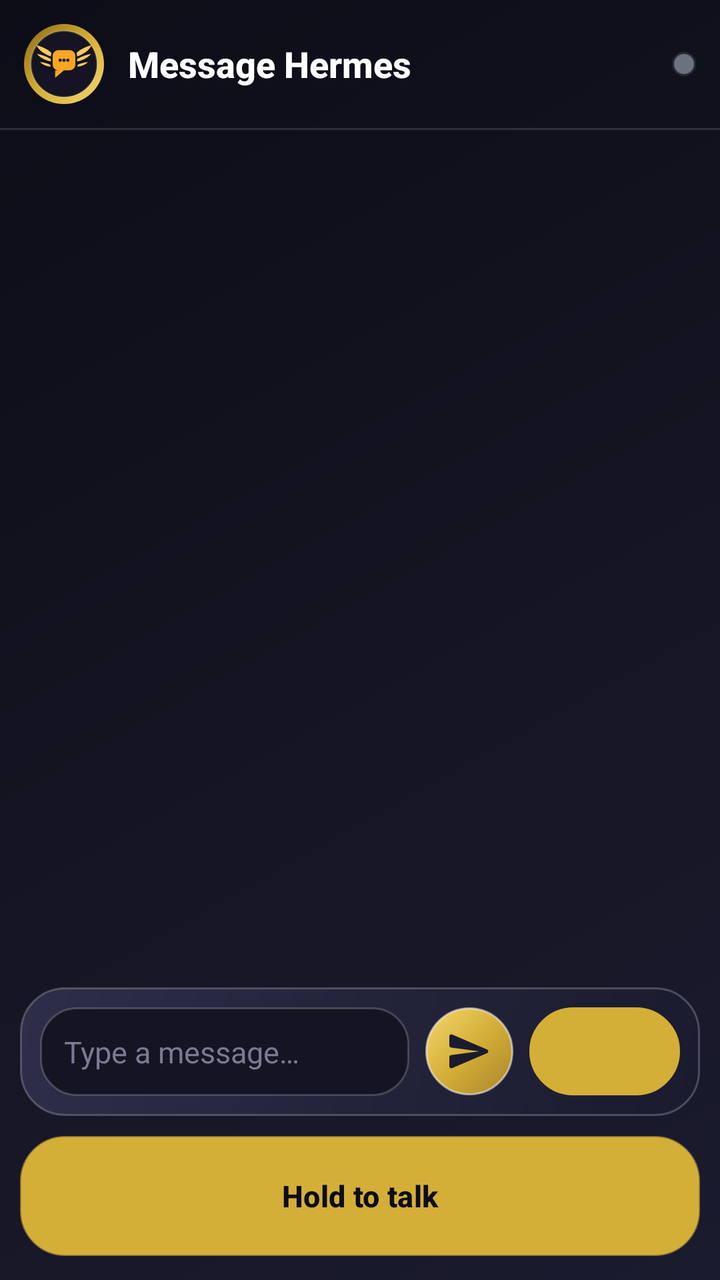
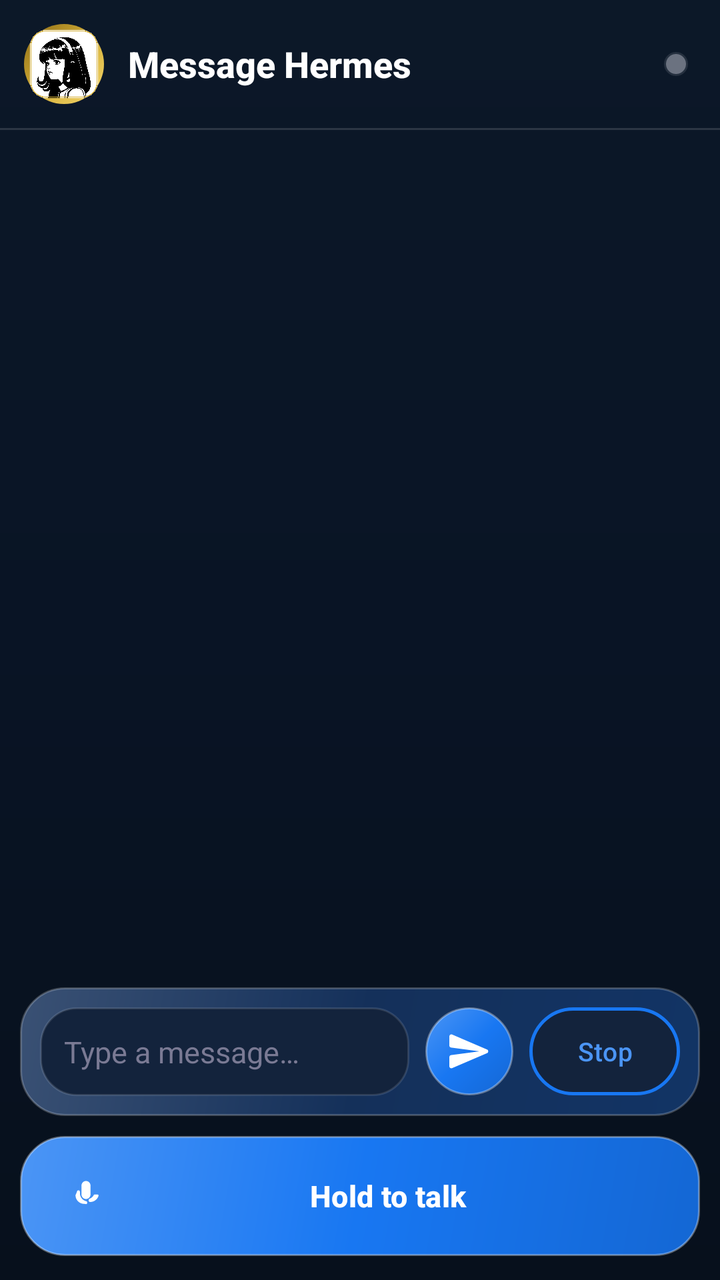

Compare the two renders of this Android layout. The source of the first and the diff that turns it into the second are given below.
<!-- AndroidManifest.xml: application theme Theme.HermesBuddy -->
<!-- res/layout/activity_chat.xml -->
<?xml version="1.0" encoding="utf-8"?>
<LinearLayout xmlns:android="http://schemas.android.com/apk/res/android"
    android:layout_width="match_parent"
    android:layout_height="match_parent"
    android:background="@drawable/bg_app"
    android:orientation="vertical">

    
    <LinearLayout
        android:layout_width="match_parent"
        android:layout_height="wrap_content"
        android:gravity="center_vertical"
        android:orientation="horizontal"
        android:padding="12dp">

        <FrameLayout
            android:layout_width="40dp"
            android:layout_height="40dp">

            <View
                android:layout_width="match_parent"
                android:layout_height="match_parent"
                android:background="@drawable/avatar_ring" />

            <ImageView
                android:layout_width="34dp"
                android:layout_height="34dp"
                android:layout_gravity="center"
                android:background="@drawable/avatar_bg"
                android:src="@drawable/ic_hermes_mark"
                android:contentDescription="Hermes" />
        </FrameLayout>

        <TextView
            style="@style/HermesTitle"
            android:layout_width="0dp"
            android:layout_height="wrap_content"
            android:layout_weight="1"
            android:layout_marginStart="12dp"
            android:text="Message Hermes"
            android:textSize="18sp" />

        <View
            android:id="@+id/chatStatusDot"
            android:layout_width="12dp"
            android:layout_height="12dp"
            android:background="@drawable/status_dot_offline" />
    </LinearLayout>

    <View
        android:layout_width="match_parent"
        android:layout_height="1dp"
        android:background="#22FFFFFF" />

    
    <androidx.recyclerview.widget.RecyclerView
        android:id="@+id/messages"
        android:layout_width="match_parent"
        android:layout_height="0dp"
        android:layout_weight="1"
        android:clipToPadding="false"
        android:padding="12dp" />

    
    <TextView
        android:id="@+id/activityBanner"
        android:layout_width="match_parent"
        android:layout_height="wrap_content"
        android:gravity="center"
        android:padding="6dp"
        android:textColor="@color/hermes_gold"
        android:textSize="13sp"
        android:textStyle="italic"
        android:visibility="gone" />

    
    <LinearLayout
        android:layout_width="match_parent"
        android:layout_height="wrap_content"
        android:background="@drawable/card_glossy"
        android:gravity="center_vertical"
        android:orientation="horizontal"
        android:padding="10dp"
        android:layout_margin="10dp">

        <EditText
            android:id="@+id/input"
            android:layout_width="0dp"
            android:layout_height="wrap_content"
            android:layout_weight="1"
            android:background="@drawable/input_glossy"
            android:hint="Type a message…"
            android:textColor="@color/hermes_text_primary"
            android:textColorHint="@color/hermes_text_muted"
            android:inputType="text"
            android:maxLines="4"
            android:padding="12dp"
            android:textSize="15sp" />

        <ImageButton
            android:id="@+id/btnSend"
            android:layout_width="44dp"
            android:layout_height="44dp"
            android:layout_marginStart="8dp"
            android:background="@drawable/btn_gold"
            android:src="@drawable/ic_send"
            android:contentDescription="Send"
            android:padding="10dp" />

        <Button
            android:id="@+id/btnStop"
            style="@style/HermesGhostButton"
            android:layout_width="wrap_content"
            android:layout_height="44dp"
            android:layout_marginStart="8dp"
            android:minWidth="64dp"
            android:text="Stop"
            android:textSize="13sp" />
    </LinearLayout>

    
    <Button
        android:id="@+id/btnTalk"
        style="@style/HermesGoldButton"
        android:layout_width="match_parent"
        android:layout_height="60dp"
        android:layout_marginStart="10dp"
        android:layout_marginEnd="10dp"
        android:layout_marginBottom="12dp"
        android:drawableStart="@drawable/ic_mic"
        android:drawablePadding="10dp"
        android:text="Hold to talk"
        android:textSize="15sp" />
</LinearLayout>
<!-- resources referenced by this layout -->
<resources>
  <color name="hermes_gold">#D4AF37</color>
  <!-- drawable bg_app (drawable) -->
  <?xml version="1.0" encoding="utf-8"?>
  <shape xmlns:android="http://schemas.android.com/apk/res/android"
      android:shape="rectangle">
      <gradient
          android:angle="135"
          android:startColor="#1B1B2F"
          android:centerColor="#141422"
          android:endColor="#0D0D18"
          android:type="linear" />
  </shape>
  <!-- drawable btn_gold (drawable) -->
  <?xml version="1.0" encoding="utf-8"?>
  <layer-list xmlns:android="http://schemas.android.com/apk/res/android">
      <item>
          <shape android:shape="rectangle">
              <corners android:radius="22dp" />
              <gradient
                  android:angle="315"
                  android:startColor="#F5D76E"
                  android:centerColor="#D4AF37"
                  android:endColor="#A8842A"
                  android:type="linear" />
              <stroke
                  android:width="1dp"
                  android:color="#88FFFFFF" />
          </shape>
      </item>
      <item
          android:left="10dp"
          android:right="10dp"
          android:top="2dp"
          android:bottom="60dp">
          <shape android:shape="rectangle">
              <corners android:radius="16dp" />
              <gradient
                  android:angle="90"
                  android:startColor="#66FFFFFF"
                  android:endColor="#00FFFFFF"
                  android:type="linear" />
          </shape>
      </item>
  </layer-list>
  <!-- drawable card_glossy (drawable) -->
  <?xml version="1.0" encoding="utf-8"?>
  <layer-list xmlns:android="http://schemas.android.com/apk/res/android">
      
      <item>
          <shape android:shape="rectangle">
              <corners android:radius="22dp" />
              <gradient
                  android:angle="315"
                  android:startColor="#2E2E4A"
                  android:centerColor="#23233A"
                  android:endColor="#1B1B2F"
                  android:type="linear" />
              <stroke
                  android:width="1dp"
                  android:color="#38FFFFFF" />
          </shape>
      </item>
      
      <item
          android:left="12dp"
          android:right="12dp"
          android:top="2dp"
          android:bottom="200dp">
          <shape android:shape="rectangle">
              <corners
                  android:topLeftRadius="18dp"
                  android:topRightRadius="18dp"
                  android:bottomLeftRadius="4dp"
                  android:bottomRightRadius="4dp" />
              <gradient
                  android:angle="90"
                  android:startColor="#38FFFFFF"
                  android:endColor="#00FFFFFF"
                  android:type="linear" />
          </shape>
      </item>
  </layer-list>
  <!-- drawable ic_hermes_mark (drawable) -->
  <?xml version="1.0" encoding="utf-8"?>
  <vector xmlns:android="http://schemas.android.com/apk/res/android"
      android:width="96dp"
      android:height="96dp"
      android:viewportWidth="108"
      android:viewportHeight="108">
      
      <path android:fillColor="#FFC95C"
          android:pathData="M75,42 C86,38 94,32 98,24 C90,26 81,30 74,36 Z" />
      <path android:fillColor="#FFC95C"
          android:pathData="M75,50 C84,48 92,44 97,38 C90,39 82,42 75,46 Z" />
      <path android:fillColor="#FFC95C"
          android:pathData="M75,58 C82,58 88,55 92,51 C87,51 81,53 76,55 Z" />
      <path android:fillColor="#FFC95C"
          android:pathData="M33,42 C22,38 14,32 10,24 C18,26 27,30 34,36 Z" />
      <path android:fillColor="#FFC95C"
          android:pathData="M33,50 C24,48 16,44 11,38 C18,39 26,42 33,46 Z" />
      <path android:fillColor="#FFC95C"
          android:pathData="M33,58 C26,58 20,55 16,51 C21,51 27,53 32,55 Z" />
      
      <path android:fillColor="#F5A623"
          android:pathData="M45,32 h18 a9,9 0 0 1 9,9 v14 a9,9 0 0 1 -9,9 H54 l-14,12 v-12 H45 a9,9 0 0 1 -9,-9 V41 a9,9 0 0 1 9,-9 z" />
      
      <path android:fillColor="#1B1B2F"
          android:pathData="M48,48 m-2.6,0 a2.6,2.6 0 1,0 5.2,0 a2.6,2.6 0 1,0 -5.2,0" />
      <path android:fillColor="#1B1B2F"
          android:pathData="M54,48 m-2.6,0 a2.6,2.6 0 1,0 5.2,0 a2.6,2.6 0 1,0 -5.2,0" />
      <path android:fillColor="#1B1B2F"
          android:pathData="M60,48 m-2.6,0 a2.6,2.6 0 1,0 5.2,0 a2.6,2.6 0 1,0 -5.2,0" />
  </vector>
  <!-- drawable ic_mic (drawable) -->
  <?xml version="1.0" encoding="utf-8"?>
  <vector xmlns:android="http://schemas.android.com/apk/res/android"
      android:width="24dp"
      android:height="24dp"
      android:viewportWidth="24"
      android:viewportHeight="24"
      android:tint="#1B1B2F">
      <path
          android:fillColor="#1B1B2F"
          android:pathData="M12,14c1.66,0 3,-1.34 3,-3L15,5c0,-1.66 -1.34,-3 -3,-3S9,3.34 9,5v6C9,12.66 10.34,14 12,14zM17.91,11c-0.49,0 -0.91,0.36 -0.98,0.84 -0.61,0.86 -1.48,1.55 -2.51,1.97 -0.41,0.16 -0.68,0.56 -0.68,1.01L13.75,15c0,0.55 0.45,1 1,1 2.62,0 4.83,-1.72 5.62,-4.09 0.14,-0.45 -0.19,-0.91 -0.66,-0.91L17.91,11zM5,11.5c0,3.14 2.53,5.69 5.66,5.75 0.42,0.01 0.83,0.06 1.23,0.14 0.48,0.1 0.93,-0.28 0.93,-0.77v-0.35c0,-0.38 -0.27,-0.71 -0.64,-0.79 -2.42,-0.55 -4.23,-2.72 -4.23,-5.31v-0.97c0,-0.55 -0.45,-1 -1,-1s-1,0.45 -1,1L5,11.5z" />
  </vector>
  <!-- drawable ic_send (drawable) -->
  <?xml version="1.0" encoding="utf-8"?>
  <vector xmlns:android="http://schemas.android.com/apk/res/android"
      android:width="24dp"
      android:height="24dp"
      android:viewportWidth="24"
      android:viewportHeight="24">
      <path
          android:fillColor="#1B1B2F"
          android:pathData="M3.4,20.4l17.45,-7.48c0.81,-0.35 0.81,-1.49 0,-1.84L3.4,3.6c-0.66,-0.29 -1.39,0.2 -1.39,0.91L2,9.12c0,0.5 0.37,0.92 0.87,0.99L17,12L2.87,13.88c-0.5,0.07 -0.87,0.49 -0.87,0.99l0.01,4.61c0,0.72 0.73,1.2 1.39,0.91z" />
  </vector>
  <!-- drawable input_glossy (drawable) -->
  <?xml version="1.0" encoding="utf-8"?>
  <shape xmlns:android="http://schemas.android.com/apk/res/android"
      android:shape="rectangle">
      <corners android:radius="18dp" />
      <solid android:color="#141422" />
      <stroke
          android:width="1dp"
          android:color="#30FFFFFF" />
  </shape>
  <style name="HermesGhostButton" parent="Widget.Material3.Button">
          <item name="android:background">@drawable/btn_ghost</item>
          <item name="android:textColor">@color/hermes_gold</item>
          <item name="android:textSize">14sp</item>
          <item name="android:minHeight">48dp</item>
      </style>
  <style name="HermesGoldButton" parent="Widget.Material3.Button">
          <item name="android:background">@drawable/btn_gold</item>
          <item name="android:textColor">@color/hermes_ink</item>
          <item name="android:textStyle">bold</item>
          <item name="android:textSize">16sp</item>
          <item name="android:minHeight">52dp</item>
      </style>
  <style name="Theme.HermesBuddy" parent="Theme.Material3.DayNight.NoActionBar">
          <item name="colorPrimary">@color/hermes_gold</item>
          <item name="colorOnPrimary">@color/hermes_ink</item>
          <item name="colorPrimaryContainer">@color/hermes_gold_deep</item>
          <item name="android:colorBackground">@color/hermes_ink</item>
          <item name="colorSurface">@color/hermes_night</item>
          <item name="colorOnSurface">@color/hermes_text_primary</item>
          <item name="android:textColorPrimary">@color/hermes_text_primary</item>
          <item name="android:textColorSecondary">@color/hermes_text_secondary</item>
          <item name="android:windowBackground">@drawable/bg_app</item>
      </style>
  <!-- drawable btn_ghost (drawable) -->
  <?xml version="1.0" encoding="utf-8"?>
  <shape xmlns:android="http://schemas.android.com/apk/res/android"
      android:shape="rectangle">
      <corners android:radius="22dp" />
      <solid android:color="#23233A" />
      <stroke
          android:width="1.5dp"
          android:color="#D4AF37" />
  </shape>
  <color name="hermes_ink">#0D0D18</color>
  <color name="hermes_gold_deep">#8B6914</color>
  <color name="hermes_night">#1B1B2F</color>
  <!-- unchanged entries left out for length: 7 -->
</resources>

<!-- the commit's change to res/layout/activity_chat.xml (unified diff, before → after) -->
@@ -1,9 +1,11 @@
 <?xml version="1.0" encoding="utf-8"?>
 <LinearLayout xmlns:android="http://schemas.android.com/apk/res/android"
+    xmlns:app="http://schemas.android.com/apk/res-auto"
     android:layout_width="match_parent"
     android:layout_height="match_parent"
     android:background="@drawable/bg_app"
-    android:orientation="vertical">
+    android:orientation="vertical"
+    android:fitsSystemWindows="true">
 
     
     <LinearLayout
@@ -27,7 +29,7 @@
                 android:layout_height="34dp"
                 android:layout_gravity="center"
                 android:background="@drawable/avatar_bg"
-                android:src="@drawable/ic_hermes_mark"
+                android:src="@drawable/hermes_avatar"
                 android:contentDescription="Hermes" />
         </FrameLayout>
 
@@ -44,6 +46,7 @@
             android:id="@+id/chatStatusDot"
             android:layout_width="12dp"
             android:layout_height="12dp"
+            android:layout_marginEnd="4dp"
             android:background="@drawable/status_dot_offline" />
     </LinearLayout>
 
@@ -53,13 +56,52 @@
         android:background="#22FFFFFF" />
 
     
-    <androidx.recyclerview.widget.RecyclerView
-        android:id="@+id/messages"
+    <FrameLayout
         android:layout_width="match_parent"
         android:layout_height="0dp"
-        android:layout_weight="1"
-        android:clipToPadding="false"
-        android:padding="12dp" />
+        android:layout_weight="1">
+
+        <androidx.recyclerview.widget.RecyclerView
+            android:id="@+id/messages"
+            android:layout_width="match_parent"
+            android:layout_height="match_parent"
+            android:clipToPadding="false"
+            android:padding="12dp" />
+
+        <LinearLayout
+            android:id="@+id/emptyView"
+            android:layout_width="wrap_content"
+            android:layout_height="wrap_content"
+            android:layout_gravity="center"
+            android:gravity="center_horizontal"
+            android:orientation="vertical"
+            android:visibility="gone">
+
+            <ImageView
+                android:layout_width="72dp"
+                android:layout_height="72dp"
+                android:src="@drawable/hermes_avatar"
+                android:alpha="0.9"
+                android:contentDescription="Hermes" />
+
+            <TextView
+                android:layout_width="wrap_content"
+                android:layout_height="wrap_content"
+                android:layout_marginTop="12dp"
+                android:text="No messages yet"
+                android:textColor="@color/hermes_text_primary"
+                android:textSize="16sp"
+                android:textStyle="bold" />
+
+            <TextView
+                android:layout_width="wrap_content"
+                android:layout_height="wrap_content"
+                android:layout_marginTop="4dp"
+                android:text="Say hi to Hermes below"
+                android:textColor="@color/hermes_text_muted"
+                android:textSize="14sp" />
+        </LinearLayout>
+    </FrameLayout>
 
     
     <TextView
@@ -68,7 +110,7 @@
         android:layout_height="wrap_content"
         android:gravity="center"
         android:padding="6dp"
-        android:textColor="@color/hermes_gold"
+        android:textColor="@color/muse_banner"
         android:textSize="13sp"
         android:textStyle="italic"
         android:visibility="gone" />
@@ -78,6 +120,8 @@
         android:layout_width="match_parent"
         android:layout_height="wrap_content"
         android:background="@drawable/card_glossy"
+        android:elevation="8dp"
+        android:outlineSpotShadowColor="@color/muse_blue_shadow"
         android:gravity="center_vertical"
         android:orientation="horizontal"
         android:padding="10dp"
@@ -93,6 +137,7 @@
             android:textColor="@color/hermes_text_primary"
             android:textColorHint="@color/hermes_text_muted"
             android:inputType="text"
+            android:imeOptions="actionSend"
             android:maxLines="4"
             android:padding="12dp"
             android:textSize="15sp" />
@@ -102,7 +147,7 @@
             android:layout_width="44dp"
             android:layout_height="44dp"
             android:layout_marginStart="8dp"
-            android:background="@drawable/btn_gold"
+            android:background="@drawable/btn_primary"
             android:src="@drawable/ic_send"
             android:contentDescription="Send"
             android:padding="10dp" />
@@ -121,14 +166,15 @@
     
     <Button
         android:id="@+id/btnTalk"
-        style="@style/HermesGoldButton"
+        style="@style/HermesPrimaryButton"
         android:layout_width="match_parent"
         android:layout_height="60dp"
         android:layout_marginStart="10dp"
         android:layout_marginEnd="10dp"
         android:layout_marginBottom="12dp"
-        android:drawableStart="@drawable/ic_mic"
-        android:drawablePadding="10dp"
+        app:icon="@drawable/ic_mic"
+        app:iconPadding="10dp"
+        app:iconTint="@android:color/white"
         android:text="Hold to talk"
         android:textSize="15sp" />
 </LinearLayout>
<!-- resource entries referenced after the edit -->
@@ -1,18 +1,19 @@
 <!-- resources referenced by this layout -->
 <resources>
-  <color name="hermes_gold">#D4AF37</color>
+  <color name="muse_banner">#7FB3FF</color>
+  <color name="muse_blue_shadow">#471877F2</color>
   <!-- drawable bg_app (drawable) -->
   <?xml version="1.0" encoding="utf-8"?>
   <shape xmlns:android="http://schemas.android.com/apk/res/android"
       android:shape="rectangle">
       <gradient
-          android:angle="135"
-          android:startColor="#1B1B2F"
-          android:centerColor="#141422"
-          android:endColor="#0D0D18"
+          android:angle="270"
+          android:startColor="@color/muse_night"
+          android:centerColor="#091425"
+          android:endColor="@color/muse_ink"
           android:type="linear" />
   </shape>
-  <!-- drawable btn_gold (drawable) -->
+  <!-- drawable btn_primary (drawable) -->
   <?xml version="1.0" encoding="utf-8"?>
   <layer-list xmlns:android="http://schemas.android.com/apk/res/android">
       <item>
@@ -20,13 +21,13 @@
               <corners android:radius="22dp" />
               <gradient
                   android:angle="315"
-                  android:startColor="#F5D76E"
-                  android:centerColor="#D4AF37"
-                  android:endColor="#A8842A"
+                  android:startColor="@color/muse_blue_light"
+                  android:centerColor="@color/muse_blue"
+                  android:endColor="#1467D4"
                   android:type="linear" />
               <stroke
                   android:width="1dp"
-                  android:color="#88FFFFFF" />
+                  android:color="#57FFFFFF" />
           </shape>
       </item>
       <item
@@ -47,22 +48,20 @@
   <!-- drawable card_glossy (drawable) -->
   <?xml version="1.0" encoding="utf-8"?>
   <layer-list xmlns:android="http://schemas.android.com/apk/res/android">
-      
       <item>
           <shape android:shape="rectangle">
               <corners android:radius="22dp" />
               <gradient
                   android:angle="315"
-                  android:startColor="#2E2E4A"
-                  android:centerColor="#23233A"
-                  android:endColor="#1B1B2F"
+                  android:startColor="@color/muse_card_top"
+                  android:centerColor="@color/muse_card"
+                  android:endColor="@color/muse_card_bottom"
                   android:type="linear" />
               <stroke
                   android:width="1dp"
                   android:color="#38FFFFFF" />
           </shape>
       </item>
-      
       <item
           android:left="12dp"
           android:right="12dp"
@@ -82,37 +81,7 @@
           </shape>
       </item>
   </layer-list>
-  <!-- drawable ic_hermes_mark (drawable) -->
-  <?xml version="1.0" encoding="utf-8"?>
-  <vector xmlns:android="http://schemas.android.com/apk/res/android"
-      android:width="96dp"
-      android:height="96dp"
-      android:viewportWidth="108"
-      android:viewportHeight="108">
-      
-      <path android:fillColor="#FFC95C"
-          android:pathData="M75,42 C86,38 94,32 98,24 C90,26 81,30 74,36 Z" />
-      <path android:fillColor="#FFC95C"
-          android:pathData="M75,50 C84,48 92,44 97,38 C90,39 82,42 75,46 Z" />
-      <path android:fillColor="#FFC95C"
-          android:pathData="M75,58 C82,58 88,55 92,51 C87,51 81,53 76,55 Z" />
-      <path android:fillColor="#FFC95C"
-          android:pathData="M33,42 C22,38 14,32 10,24 C18,26 27,30 34,36 Z" />
-      <path android:fillColor="#FFC95C"
-          android:pathData="M33,50 C24,48 16,44 11,38 C18,39 26,42 33,46 Z" />
-      <path android:fillColor="#FFC95C"
-          android:pathData="M33,58 C26,58 20,55 16,51 C21,51 27,53 32,55 Z" />
-      
-      <path android:fillColor="#F5A623"
-          android:pathData="M45,32 h18 a9,9 0 0 1 9,9 v14 a9,9 0 0 1 -9,9 H54 l-14,12 v-12 H45 a9,9 0 0 1 -9,-9 V41 a9,9 0 0 1 9,-9 z" />
-      
-      <path android:fillColor="#1B1B2F"
-          android:pathData="M48,48 m-2.6,0 a2.6,2.6 0 1,0 5.2,0 a2.6,2.6 0 1,0 -5.2,0" />
-      <path android:fillColor="#1B1B2F"
-          android:pathData="M54,48 m-2.6,0 a2.6,2.6 0 1,0 5.2,0 a2.6,2.6 0 1,0 -5.2,0" />
-      <path android:fillColor="#1B1B2F"
-          android:pathData="M60,48 m-2.6,0 a2.6,2.6 0 1,0 5.2,0 a2.6,2.6 0 1,0 -5.2,0" />
-  </vector>
+  <!-- drawable hermes_avatar: png bitmap (drawable-xxxhdpi, 66394 bytes) -->
   <!-- drawable ic_mic (drawable) -->
   <?xml version="1.0" encoding="utf-8"?>
   <vector xmlns:android="http://schemas.android.com/apk/res/android"
@@ -120,9 +89,9 @@
       android:height="24dp"
       android:viewportWidth="24"
       android:viewportHeight="24"
-      android:tint="#1B1B2F">
+      android:tint="#FFFFFF">
       <path
-          android:fillColor="#1B1B2F"
+          android:fillColor="#FFFFFF"
           android:pathData="M12,14c1.66,0 3,-1.34 3,-3L15,5c0,-1.66 -1.34,-3 -3,-3S9,3.34 9,5v6C9,12.66 10.34,14 12,14zM17.91,11c-0.49,0 -0.91,0.36 -0.98,0.84 -0.61,0.86 -1.48,1.55 -2.51,1.97 -0.41,0.16 -0.68,0.56 -0.68,1.01L13.75,15c0,0.55 0.45,1 1,1 2.62,0 4.83,-1.72 5.62,-4.09 0.14,-0.45 -0.19,-0.91 -0.66,-0.91L17.91,11zM5,11.5c0,3.14 2.53,5.69 5.66,5.75 0.42,0.01 0.83,0.06 1.23,0.14 0.48,0.1 0.93,-0.28 0.93,-0.77v-0.35c0,-0.38 -0.27,-0.71 -0.64,-0.79 -2.42,-0.55 -4.23,-2.72 -4.23,-5.31v-0.97c0,-0.55 -0.45,-1 -1,-1s-1,0.45 -1,1L5,11.5z" />
   </vector>
   <!-- drawable ic_send (drawable) -->
@@ -133,7 +102,7 @@
       android:viewportWidth="24"
       android:viewportHeight="24">
       <path
-          android:fillColor="#1B1B2F"
+          android:fillColor="#FFFFFF"
           android:pathData="M3.4,20.4l17.45,-7.48c0.81,-0.35 0.81,-1.49 0,-1.84L3.4,3.6c-0.66,-0.29 -1.39,0.2 -1.39,0.91L2,9.12c0,0.5 0.37,0.92 0.87,0.99L17,12L2.87,13.88c-0.5,0.07 -0.87,0.49 -0.87,0.99l0.01,4.61c0,0.72 0.73,1.2 1.39,0.91z" />
   </vector>
   <!-- drawable input_glossy (drawable) -->
@@ -141,48 +110,71 @@
   <shape xmlns:android="http://schemas.android.com/apk/res/android"
       android:shape="rectangle">
       <corners android:radius="18dp" />
-      <solid android:color="#141422" />
+      <solid android:color="@color/muse_input" />
       <stroke
           android:width="1dp"
-          android:color="#30FFFFFF" />
+          android:color="#1FFFFFFF" />
   </shape>
   <style name="HermesGhostButton" parent="Widget.Material3.Button">
           <item name="android:background">@drawable/btn_ghost</item>
-          <item name="android:textColor">@color/hermes_gold</item>
+          <item name="backgroundTint">@null</item>
+          <item name="android:textColor">@color/muse_blue_light</item>
           <item name="android:textSize">14sp</item>
           <item name="android:minHeight">48dp</item>
       </style>
-  <style name="HermesGoldButton" parent="Widget.Material3.Button">
-          <item name="android:background">@drawable/btn_gold</item>
-          <item name="android:textColor">@color/hermes_ink</item>
+  <style name="HermesPrimaryButton" parent="Widget.Material3.Button">
+          <item name="android:background">@drawable/btn_primary</item>
+          <item name="backgroundTint">@null</item>
+          <item name="android:textColor">@android:color/white</item>
           <item name="android:textStyle">bold</item>
           <item name="android:textSize">16sp</item>
           <item name="android:minHeight">52dp</item>
       </style>
   <style name="Theme.HermesBuddy" parent="Theme.Material3.DayNight.NoActionBar">
-          <item name="colorPrimary">@color/hermes_gold</item>
-          <item name="colorOnPrimary">@color/hermes_ink</item>
-          <item name="colorPrimaryContainer">@color/hermes_gold_deep</item>
-          <item name="android:colorBackground">@color/hermes_ink</item>
-          <item name="colorSurface">@color/hermes_night</item>
+          <item name="colorPrimary">@color/muse_blue</item>
+          <item name="colorOnPrimary">@android:color/white</item>
+          <item name="colorPrimaryContainer">@color/muse_card</item>
+          <item name="android:colorBackground">@color/muse_ink</item>
+          <item name="colorSurface">@color/muse_night</item>
           <item name="colorOnSurface">@color/hermes_text_primary</item>
           <item name="android:textColorPrimary">@color/hermes_text_primary</item>
           <item name="android:textColorSecondary">@color/hermes_text_secondary</item>
           <item name="android:windowBackground">@drawable/bg_app</item>
+          <item name="android:statusBarColor">@android:color/transparent</item>
+          <item name="android:navigationBarColor">@color/muse_ink</item>
+          <item name="android:windowLightStatusBar">false</item>
+          <item name="alertDialogTheme">@style/HermesDialog</item>
       </style>
+  <color name="muse_night">#0C1828</color>
+  <color name="muse_ink">#07101C</color>
+  <color name="muse_blue_light">#4B95F5</color>
+  <color name="muse_blue">#1877F2</color>
+  <color name="muse_card_top">#3A5174</color>
+  <color name="muse_card">#14305A</color>
+  <color name="muse_card_bottom">#123465</color>
+  <color name="muse_input">#13233C</color>
   <!-- drawable btn_ghost (drawable) -->
   <?xml version="1.0" encoding="utf-8"?>
   <shape xmlns:android="http://schemas.android.com/apk/res/android"
       android:shape="rectangle">
       <corners android:radius="22dp" />
-      <solid android:color="#23233A" />
+      <solid android:color="@color/muse_input" />
       <stroke
           android:width="1.5dp"
-          android:color="#D4AF37" />
+          android:color="@color/muse_blue" />
   </shape>
-  <color name="hermes_ink">#0D0D18</color>
-  <color name="hermes_gold_deep">#8B6914</color>
-  <color name="hermes_night">#1B1B2F</color>
+  <style name="HermesDialog" parent="ThemeOverlay.Material3.MaterialAlertDialog">
+          <item name="colorSurface">@color/muse_night</item>
+          <item name="colorOnSurface">@color/hermes_text_primary</item>
+          <item name="colorPrimary">@color/muse_blue_light</item>
+          <item name="alertDialogStyle">@style/HermesAlertDialog</item>
+      </style>
+  <style name="HermesAlertDialog" parent="MaterialAlertDialog.Material3">
+          <item name="shapeAppearance">@style/HermesDialogShape</item>
+      </style>
+  <style name="HermesDialogShape" parent="">
+          <item name="cornerSize">24dp</item>
+      </style>
   <!-- unchanged entries left out for length: 7 -->
 </resources>
 
